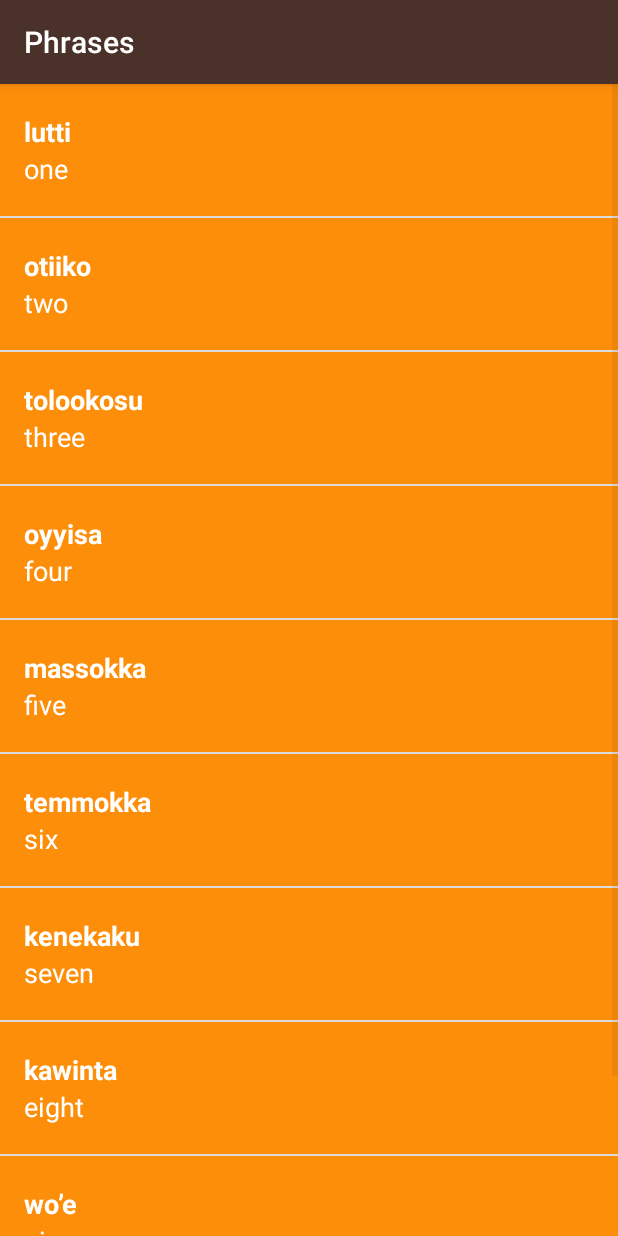
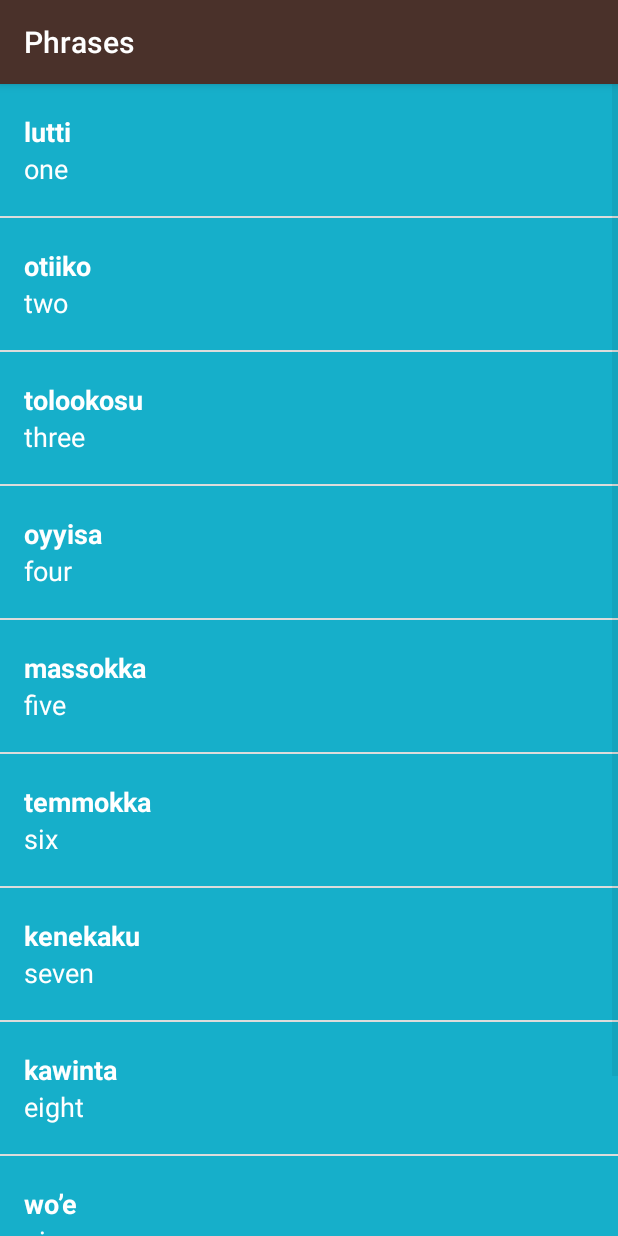
Before and after one commit to sun-strider/Miwok, an Android app: the PhrasesActivity screen opened directly, with no data from a screen before it, on a phone screen of 412 x 824 dp. Run offline under Robolectric (Android 15) with nearby library versions, the phone set to English and light mode, and no system bars.

Commit message:
Added functionality to display different background colors on the textes of the list items:
Made the constructor of the WordAdapter.java Class to take in a color resource ID.
Changed the WordAdapter constructions in the respective Category Activities to pass in the color resource.
Named the LinearLayout which holds the TextViews in list_item.xml (text_container).
Added code in WordAdapter.java to find the container and then set the background color on that.

```diff
--- a/app/src/main/java/com/example/android/miwok/ColorsActivity.java
+++ b/app/src/main/java/com/example/android/miwok/ColorsActivity.java
@@ -25,8 +25,7 @@ public class ColorsActivity extends AppCompatActivity {
         words.add(new Word("white", "kelelli", R.drawable.color_white));
 
 
-
-        WordAdapter adapter = new WordAdapter(this, words);
+        WordAdapter adapter = new WordAdapter(this, words, R.color.category_colors);
 
         ListView listView = (ListView) findViewById(R.id.list);
 
--- a/app/src/main/java/com/example/android/miwok/FamilyActivity.java
+++ b/app/src/main/java/com/example/android/miwok/FamilyActivity.java
@@ -27,8 +27,7 @@ public class FamilyActivity extends AppCompatActivity {
         words.add(new Word("grandfather", "paapa", R.drawable.family_grandfather));
 
 
-
-        WordAdapter adapter = new WordAdapter(this, words);
+        WordAdapter adapter = new WordAdapter(this, words, R.color.category_family);
 
         ListView listView = (ListView) findViewById(R.id.list);
 
--- a/app/src/main/java/com/example/android/miwok/NumbersActivity.java
+++ b/app/src/main/java/com/example/android/miwok/NumbersActivity.java
@@ -27,8 +27,7 @@ public class NumbersActivity extends AppCompatActivity {
         words.add(new Word("ten", "na’aacha", R.drawable.number_ten));
 
 
-
-        WordAdapter adapter = new WordAdapter(this, words);
+        WordAdapter adapter = new WordAdapter(this, words, R.color.category_numbers);
 
         ListView listView = (ListView) findViewById(R.id.list);
 
--- a/app/src/main/java/com/example/android/miwok/PhrasesActivity.java
+++ b/app/src/main/java/com/example/android/miwok/PhrasesActivity.java
@@ -27,8 +27,7 @@ public class PhrasesActivity extends AppCompatActivity {
         words.add(new Word("ten", "na’aacha"));
 
 
-
-        WordAdapter adapter = new WordAdapter(this, words);
+        WordAdapter adapter = new WordAdapter(this, words, R.color.category_phrases);
 
         ListView listView = (ListView) findViewById(R.id.list);
 
--- a/app/src/main/java/com/example/android/miwok/WordAdapter.java
+++ b/app/src/main/java/com/example/android/miwok/WordAdapter.java
@@ -18,6 +18,8 @@ import java.util.ArrayList;
 
 public class WordAdapter extends ArrayAdapter<Word> {
 
+    // varaible to store the background color information passed into the constructor
+    private int mColorResourceId;
 
     /**
      * This is our own custom constructor (it doesn't mirror a superclass constructor).
@@ -26,13 +28,16 @@ public class WordAdapter extends ArrayAdapter<Word> {
      *
      * @param context         The current context. Used to inflate the layout file.
      * @param Word            A List of Word objects to display in a list
+     * @param colorResourceId           The background colorResourceId of the Activity which creates the WordAdapter
      */
-    public WordAdapter(Activity context, ArrayList<Word> Word) {
+    public WordAdapter(Activity context, ArrayList<Word> Word, int colorResourceId) {
         // Here, we initialize the ArrayAdapter's internal storage for the context and the list.
         // the second argument is used when the ArrayAdapter is populating a single TextView.
         // Because this is a custom adapter for two TextViews, the adapter is not
         // going to use this second argument, so it can be any value. Here, we used 0.
         super(context, 0, Word);
+        // Set the mColorResourceId variable to the colorResourceId passed in by the constructor
+        mColorResourceId = colorResourceId;
     }
 
 
@@ -73,6 +78,12 @@ public class WordAdapter extends ArrayAdapter<Word> {
             // Otherwise hide the ImageView (set visibility to GONE)
             imageView.setVisibility(View.GONE);
         }
+
+        // Find the View which contains the TextViews
+        View textContainer = listItemView.findViewById(R.id.text_container);
+        // Set the background color of the text container View
+        textContainer.setBackgroundResource(mColorResourceId);
+
         // Return the whole list item layout (containing 2 TextViews) so that it can be shown in
         // the ListView.
         return listItemView;
--- a/app/src/main/res/layout/list_item.xml
+++ b/app/src/main/res/layout/list_item.xml
@@ -14,6 +14,7 @@
         android:src="@mipmap/ic_launcher" />
 
     <LinearLayout
+        android:id="@+id/text_container"
         android:layout_width="match_parent"
         android:layout_height="@dimen/list_item_height"
         android:background="@color/category_numbers"
```
